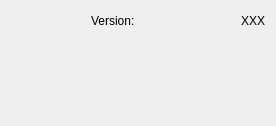
Old version of the form gui/qt/about_dialog.ui in the repository BetaRavener/uPyLoader.
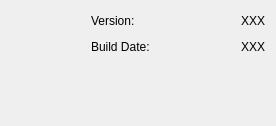
New version of the form. Icons and pictures are not drawn.

Commit message: Build date info when running pyinstaller. Implements #36.

```diff
--- a/gui/qt/about_dialog.ui
+++ b/gui/qt/about_dialog.ui
@@ -144,6 +144,40 @@
        </item>
       </layout>
      </item>
+     <item>
+      <layout class="QHBoxLayout" name="horizontalLayout_3">
+       <property name="topMargin">
+        <number>0</number>
+       </property>
+       <item>
+        <widget class="QLabel" name="label_2">
+         <property name="text">
+          <string>Build Date:</string>
+         </property>
+        </widget>
+       </item>
+       <item>
+        <spacer name="horizontalSpacer_3">
+         <property name="orientation">
+          <enum>Qt::Horizontal</enum>
+         </property>
+         <property name="sizeHint" stdset="0">
+          <size>
+           <width>40</width>
+           <height>20</height>
+          </size>
+         </property>
+        </spacer>
+       </item>
+       <item>
+        <widget class="QLabel" name="buildDateLabel">
+         <property name="text">
+          <string>XXX</string>
+         </property>
+        </widget>
+       </item>
+      </layout>
+     </item>
      <item>
       <spacer name="verticalSpacer">
        <property name="orientation">
```
The commit also changes 4 other files.
